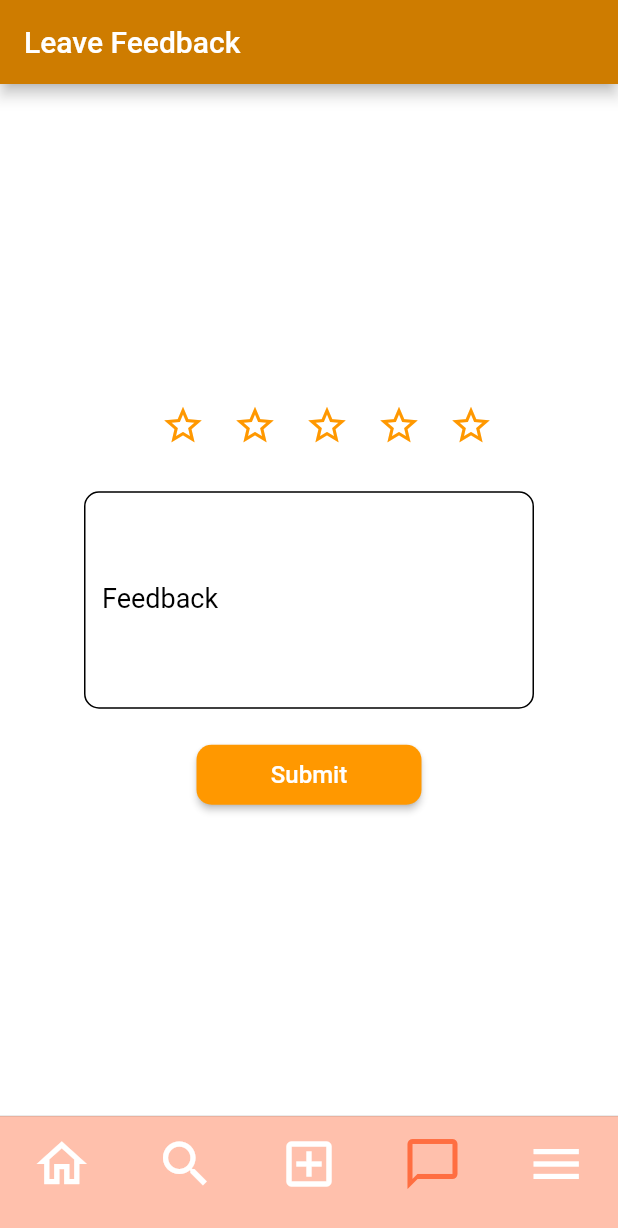
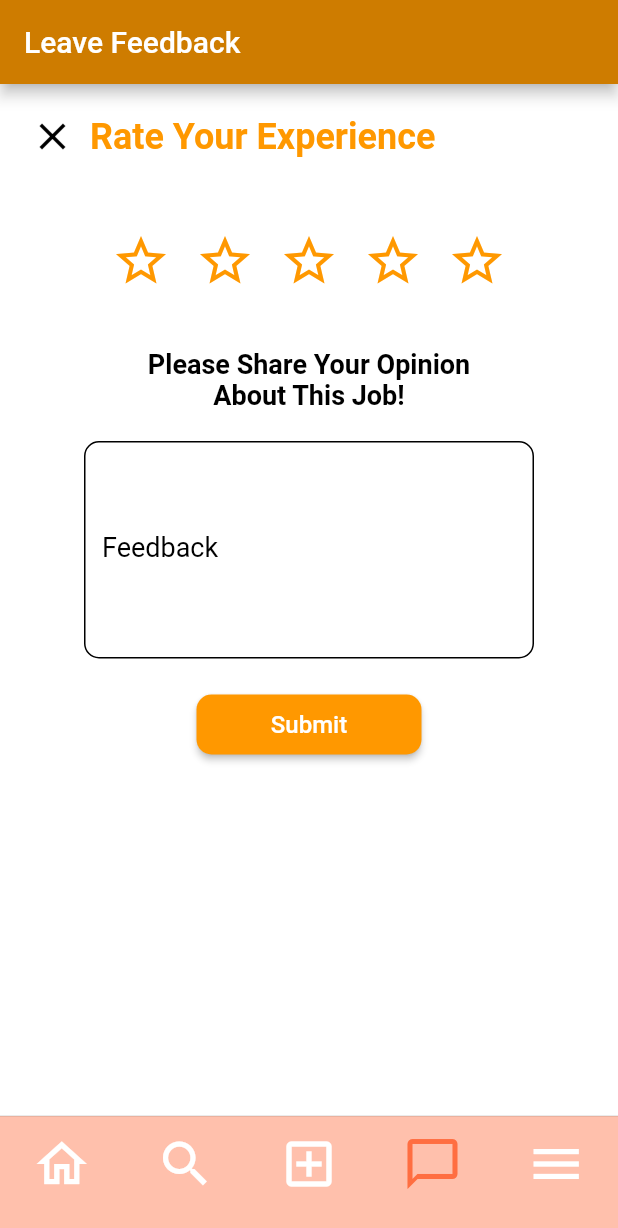
Before and after one commit to bathiyapathum/PartTimeNow_flutter_app, a Flutter app: the screen it shows once a user with an empty profile is signed in, swiped to page 4, on a phone screen of 412 x 824 dp. Shown: the top 1228 px of the screen. Run offline on Flutter 3.47's test engine with Material 2 defaults, Android fonts, the light colour scheme and no system bars; our stand-ins replace cloud_firestore, firebase_auth, firebase_core, firebase_storage, image_picker; accounts and stored records are empty; network calls fail; project files that could hold a hidden picture were left out.

Commit message:
Add some features

```diff
--- a/lib/screens/feedback_screen.dart
+++ b/lib/screens/feedback_screen.dart
@@ -24,24 +24,46 @@ class _FeedbackScreenState extends State<FeedbackScreen> {
         title: Text('Leave Feedback'),
         backgroundColor: Color.fromARGB(255, 206, 124, 0),
       ),
-      body: Center(
+      body: SingleChildScrollView(
+        child: Center(
           child: Column(
-          mainAxisAlignment: MainAxisAlignment.center,
             children: [
-            Center(
-              child: Padding(
-                padding: EdgeInsets.only(left: 20), // Add left padding
-                child: Row(
-                  mainAxisAlignment: MainAxisAlignment.center,
-                  children: <Widget>[
+              Padding(
+                padding: const EdgeInsets.all(20.0),
+                child: Column(
+                  children: [
+                    Row(
+                      children: [
+                        Icon(
+                          Icons.close,
+                          size: 30,
+                          color: Colors.black,
+                        ),
+                        SizedBox(width: 10),
                         Text(
-                      'Rate Us: ',
-                      style: TextStyle(fontSize: 1),
+                          'Rate Your Experience',
+                          style: TextStyle(
+                            fontSize: 24,
+                            color: Colors.orange,
+                            fontWeight: FontWeight.bold,
                           ),
-                    _buildStarRating(),
+                        ),
+                      ],
+                    ),
                   ],
                 ),
               ),
+              SizedBox(height: 20),
+              _buildStarRating(),
+              SizedBox(height: 30),
+              Text(
+                'Please Share Your Opinion\nAbout This Job!',
+                style: TextStyle(
+                  fontSize: 18,
+                  color: Colors.black,
+                  fontWeight: FontWeight.bold,
+                ),
+                textAlign: TextAlign.center,
               ),
               SizedBox(height: 20),
               _buildFeedbackField(),
@@ -51,16 +73,17 @@ class _FeedbackScreenState extends State<FeedbackScreen> {
                   // Handle feedback submission here
                 },
                 style: ElevatedButton.styleFrom(
-                primary: Colors.orange, // Button background color
-                onPrimary: Colors.white, // Button text color
+                  primary: Colors.orange,
+                  onPrimary: Colors.white,
                   shape: RoundedRectangleBorder(
-                  borderRadius: BorderRadius.circular(10), // Rounded corners
+                    borderRadius: BorderRadius.circular(10),
                   ),
-                minimumSize: Size(150, 40), // Set the button size
+                  minimumSize: Size(150, 40),
                 ),
                 child: Text('Submit', style: TextStyle(fontSize: 16)),
               ),
             ],
+          ),
         ),
       ),
     );
@@ -72,7 +95,7 @@ class _FeedbackScreenState extends State<FeedbackScreen> {
         mainAxisSize: MainAxisSize.min,
         children: List.generate(5, (index) {
           return IconButton(
-            iconSize: 30, // Increase the star size
+            iconSize: 40,
             onPressed: () {
               setState(() {
                 _rating = index + 1;
@@ -92,24 +115,23 @@ class _FeedbackScreenState extends State<FeedbackScreen> {
 
   Widget _buildFeedbackField() {
     return Container(
-      width: 300, // Adjust the field width
+      width: 300,
       child: TextField(
         controller: feedbackController,
-        style: TextStyle(color: Colors.black, fontSize: 18), // Adjust font size
+        style: TextStyle(color: Colors.black, fontSize: 18),
         maxLines: 5,
         decoration: InputDecoration(
           labelText: 'Feedback',
-          labelStyle:
-              TextStyle(color: Colors.black, fontSize: 18), // Adjust font size
+          labelStyle: TextStyle(color: Colors.black, fontSize: 18),
           hintText: 'Enter your feedback here',
           hintStyle: TextStyle(color: Colors.grey),
           enabledBorder: OutlineInputBorder(
             borderSide: BorderSide(color: Colors.black),
-            borderRadius: BorderRadius.circular(10), // Adjust field size
+            borderRadius: BorderRadius.circular(10),
           ),
           focusedBorder: OutlineInputBorder(
             borderSide: BorderSide(color: Color.fromARGB(255, 206, 124, 0)),
-            borderRadius: BorderRadius.circular(10), // Adjust field size
+            borderRadius: BorderRadius.circular(10),
           ),
         ),
       ),
```
Lines whose indentation alone changed are shown as unchanged.
